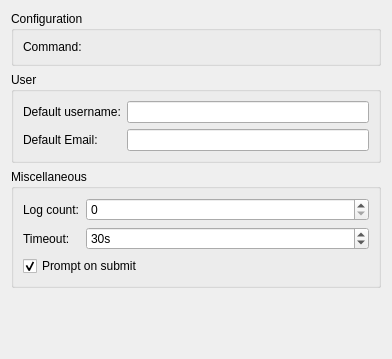
Before: the Qt Designer form src/plugins/mercurial/optionspage.ui in qt-creator/qt-creator, drawn with Qt 5.
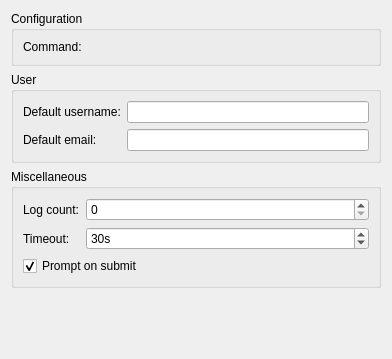
After: the same form once the commit is applied. Custom widgets are drawn as their Qt base class.

The edit to the form file:
```diff
--- a/src/plugins/mercurial/optionspage.ui
+++ b/src/plugins/mercurial/optionspage.ui
@@ -62,7 +62,7 @@
          <string>Email to use by default on commit.</string>
         </property>
         <property name="text">
-         <string>Default Email:</string>
+         <string>Default email:</string>
         </property>
        </widget>
       </item>
```
